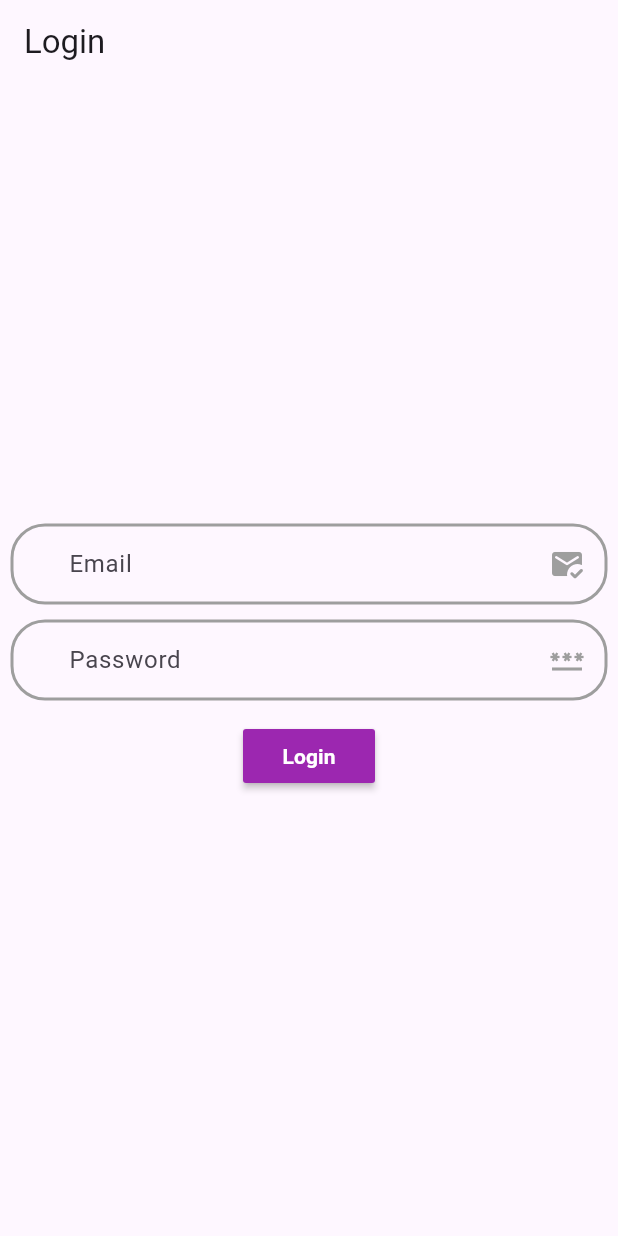
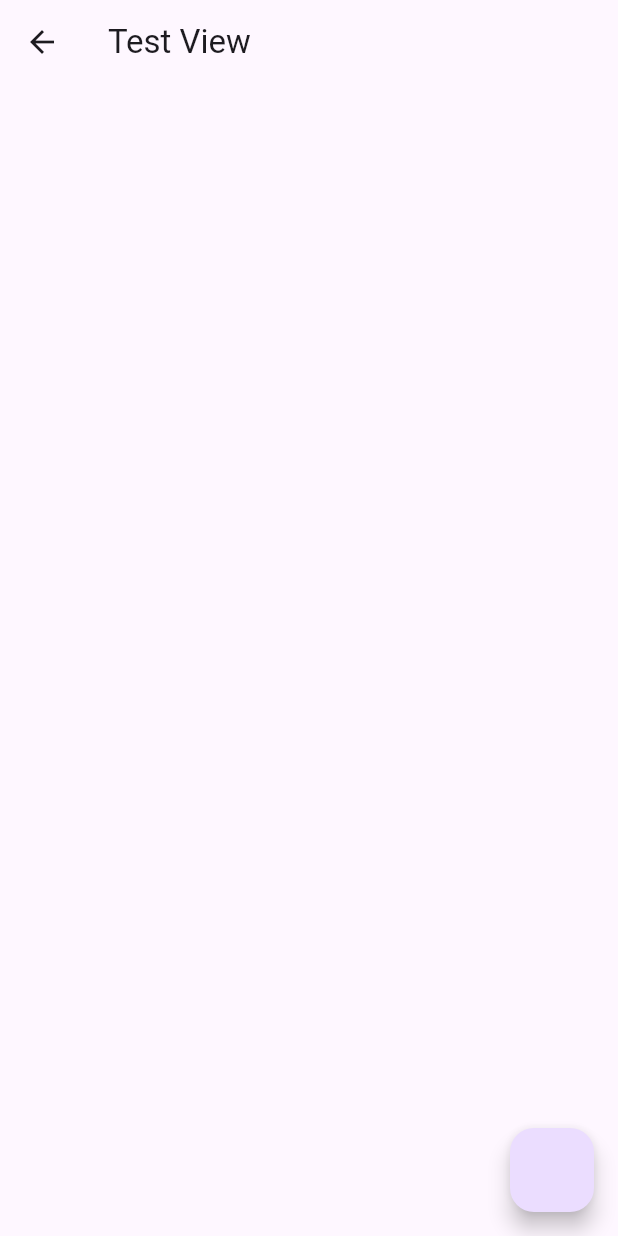
Before and after one commit to master-abhay/Bloc-Tutorial, a Flutter app: the screen it shows after launch, on a phone screen of 412 x 824 dp. Run offline on Flutter 3.47's test engine with Material 3 defaults, Android fonts, the light colour scheme and no system bars; our stand-ins replace bloc, dio, equatable, flutter_bloc, freezed_annotation, google_fonts and 2 more.

```diff
--- /dev/null
+++ b/lib/core/services/navigation_services/navigation_services.dart
@@ -0,0 +1,44 @@
+import 'package:flutter/cupertino.dart';
+import 'package:flutter/material.dart';
+
+class NavigationServices {
+  /// private constructor of navigation service
+  NavigationServices._privateConstructor();
+
+  static final NavigationServices _instance = NavigationServices._privateConstructor();
+
+  // Getter to access the singleton instance
+  static NavigationServices get instance => _instance;
+
+  // GlobalKey for navigation state
+  final GlobalKey<NavigatorState> navigationStateKey = GlobalKey<NavigatorState>();
+
+  void push({required Route route}) {
+    navigationStateKey.currentState?.push(route);
+  }
+
+  void pushReplacement({required Route route}) {
+    navigationStateKey.currentState?.pushReplacement(route);
+  }
+
+  void pushNamed({required String route, Object? arguments}) {
+    navigationStateKey.currentState?.pushNamed(route, arguments: arguments);
+  }
+
+  void pushReplacementNamed({required String route, Object? arguments}) {
+    navigationStateKey.currentState?.pushReplacementNamed(route, arguments: arguments);
+  }
+
+  Object? goBack({Object? object}) {
+    if (navigationStateKey.currentState!.canPop() == true) {
+      navigationStateKey.currentState?.pop(object);
+    } else {
+      debugPrint("Cannot go back :(");
+    }
+    return null;
+  }
+
+  void goBackUntilFirstScreen() {
+    navigationStateKey.currentState?.popUntil((route) => route.isFirst);
+  }
+}
--- /dev/null
+++ b/lib/core/services/navigation_services/route_names.dart
@@ -0,0 +1,4 @@
+class RouteNames {
+  static const String testView = "/testView";
+  static const String loginView = "/loginView";
+}
--- /dev/null
+++ b/lib/core/services/navigation_services/routes.dart
@@ -0,0 +1,39 @@
+import 'package:bloc_tutorial/core/services/navigation_services/route_names.dart';
+import 'package:flutter/cupertino.dart';
+import 'package:flutter/material.dart';
+
+import '../../../ui/views_barrel.dart';
+
+class Routes {
+
+  static Route<dynamic> onGenerateRoute(RouteSettings settings) {
+    switch (settings.name) {
+      case RouteNames.testView:
+        return _customRoute(widget:  const TestView(), /// passing arguments of object to next screen.
+        );
+      case RouteNames.loginView:
+        return _customRoute(widget: const LoginView());
+      default:
+        return _customRoute(
+          widget: const Scaffold(
+            body: Center(
+              child: Text(
+                "Oops! The page you're looking for doesn't exist.",
+                textAlign: TextAlign.center,
+                style: TextStyle(
+                  fontSize: 18,
+                  fontWeight: FontWeight.w500,
+                  color: Colors.grey,
+                ),
+              ),
+            ),
+          ),
+        );
+    }
+  }
+
+  /// custom route
+  static Route _customRoute({required Widget widget}) {
+    return CupertinoPageRoute(builder: (_) => widget);
+  }
+}
--- a/lib/main.dart
+++ b/lib/main.dart
@@ -4,7 +4,10 @@ import 'package:bloc_tutorial/bloc/image_picker/image_picker_bloc.dart';
 import 'package:bloc_tutorial/bloc/posts_(API_s)/posts_bloc.dart';
 import 'package:bloc_tutorial/bloc/switch_and_slider/switch_bloc.dart';
 import 'package:bloc_tutorial/bloc/todo/todo_bloc.dart';
+import 'package:bloc_tutorial/core/services/navigation_services/navigation_services.dart';
+import 'package:bloc_tutorial/core/services/navigation_services/route_names.dart';
 import 'package:bloc_tutorial/repository/repository.dart';
+import 'package:bloc_tutorial/test.dart';
 import 'package:bloc_tutorial/ui/counter_example/counter_view.dart';
 import 'package:bloc_tutorial/ui/favourite_items_example/favourite_items_view.dart';
 import 'package:bloc_tutorial/ui/image_picker_example/image_picker_view.dart';
@@ -13,6 +16,8 @@ import 'package:bloc_tutorial/ui/posts_(API_s)_example/posts_view.dart';
 import 'package:bloc_tutorial/ui/todo_example/todo_view.dart';
 import 'package:flutter/material.dart';
 import 'package:flutter_bloc/flutter_bloc.dart';
+
+import 'core/services/navigation_services/routes.dart';
 
 void main() {
   runApp(const MyApp());
@@ -35,6 +40,7 @@ class MyApp extends StatelessWidget {
         ),
       ],
       child: MaterialApp(
+        navigatorKey: NavigationServices.instance.navigationStateKey,
         title: 'Bloc Tutorial',
         // themeMode: ThemeMode.dark,
         theme: ThemeData(
@@ -42,7 +48,11 @@ class MyApp extends StatelessWidget {
           useMaterial3: true,
           // brightness: Brightness.dark
         ),
-        home: const LoginView(),
+        initialRoute: RouteNames.testView,
+        onGenerateRoute: Routes.onGenerateRoute,
+
+        // home: const TestView(),
+        // home: const LoginView(),
         // home: const PostsView(),
         // home: const FavouriteItemsView(),
         // home: const TodoView(),
--- /dev/null
+++ b/lib/models/freezed_example/user_model.dart
@@ -0,0 +1,56 @@
+import 'package:freezed_annotation/freezed_annotation.dart';
+
+part 'user_model.freezed.dart';
+part 'user_model.g.dart';
+
+@freezed
+abstract class UserModel with _$UserModel {
+   factory UserModel({
+    @Default(0) @JsonKey(name:'id') int id,
+    @Default('') @JsonKey(name:'name') String name,
+    @Default('') @JsonKey(name:'username') String username,
+    @Default('') @JsonKey(name:'email') String email,
+    @Default('') @JsonKey(name:'phone') String phone,
+    @Default('') @JsonKey(name:'website') String website,
+     @Default(AddressModel()) @JsonKey(name:'address') AddressModel address,
+     @Default(CompanyModel()) @JsonKey(name: 'company') CompanyModel company,
+
+   }) = _UserModel;
+
+  factory UserModel.fromJson(Map<String, dynamic> json) => _$UserModelFromJson(json);
+}
+
+@freezed
+abstract class AddressModel with _$AddressModel {
+  const factory AddressModel({
+    @Default('') @JsonKey(name: 'street') String street,
+    @Default('') @JsonKey(name: 'suite') String suite,
+    @Default('') @JsonKey(name: 'city') String city,
+    @Default('') @JsonKey(name: 'zipcode') String zipcode,
+    @Default(GeoModel()) @JsonKey(name: 'geo') GeoModel geo,
+  }) = _AddressModel;
+
+  factory AddressModel.fromJson(Map<String, dynamic> json) => _$AddressModelFromJson(json);
+}
+
+@freezed
+abstract class GeoModel with _$GeoModel {
+  const factory GeoModel({
+    @Default('') @JsonKey(name: 'lat') String lat,
+    @Default('') @JsonKey(name: 'lng') String lng,
+  }) = _GeoModel;
+
+  factory GeoModel.fromJson(Map<String, dynamic> json) => _$GeoModelFromJson(json);
+}
+
+
+@freezed
+abstract class CompanyModel with _$CompanyModel {
+  const factory CompanyModel({
+    @Default('') @JsonKey(name: 'name') String name,
+    @Default('') @JsonKey(name: 'catchPhrase') String catchPhrase,
+    @Default('') @JsonKey(name: 'bs') String bs,
+  }) = _CompanyModel;
+
+  factory CompanyModel.fromJson(Map<String, dynamic> json) => _$CompanyModelFromJson(json);
+}
--- /dev/null
+++ b/lib/test.dart
@@ -0,0 +1,64 @@
+import 'package:bloc_tutorial/core/services/navigation_services/navigation_services.dart';
+import 'package:bloc_tutorial/core/services/navigation_services/route_names.dart';
+import 'package:bloc_tutorial/models/freezed_example/user_model.dart';
+import 'package:flutter/material.dart';
+
+import 'core/services/navigation_services/routes.dart';
+
+class TestView extends StatefulWidget {
+  const TestView({super.key});
+
+  @override
+  State<TestView> createState() => _TestViewState();
+}
+
+class _TestViewState extends State<TestView> {
+
+  final userModelJson =   {
+    "id": 1,
+    "name": 'Abhay Kumar',
+    "username": "Bret",
+    "email": "Sincere@april.biz",
+    "address": {
+      "street": "Kulas Light",
+      "suite": "Apt. 556",
+      "city": "Gwenborough",
+      "zipcode": "92998-3874",
+      "geo": {
+        "lat": "-37.3159",
+        "lng": "81.1496"
+      }
+    },
+    "phone": "1-770-736-8031 x56442",
+    "website": "hildegard.org",
+    "company": {
+      "name": "Romaguera-Crona",
+      "catchPhrase": "Multi-layered client-server neural-net",
+      "bs": "harness real-time e-markets"
+    }
+  };
+
+  @override
+  Widget build(BuildContext context) {
+    return Scaffold(
+      appBar: AppBar(title: const Text("Test View"),),
+      floatingActionButton: FloatingActionButton(onPressed: (){
+
+        NavigationServices.instance.pushNamed(route: RouteNames.loginView);
+
+
+        // final personModel = UserModel.fromJson(userModelJson);
+        //
+        // print("Id: ${personModel.id}");
+        // print("Address: ${personModel.address.geo.lat}");
+
+
+
+
+
+
+
+      },),
+    );
+  }
+}
--- a/lib/ui/login/login_view.dart
+++ b/lib/ui/login/login_view.dart
@@ -44,7 +44,7 @@ class _LoginViewState extends State<LoginView> {
       create: (_) => _loginBloc,
       child: Scaffold(
         appBar: AppBar(
-          title: const Text("Login"),
+          title:  const Text("Login View"),
         ),
         body: _buildUi(context),
       ),
--- /dev/null
+++ b/lib/ui/views_barrel.dart
@@ -0,0 +1,3 @@
+export 'counter_example/counter_view.dart';
+export 'login/login_view.dart';
+export '/test.dart';
--- a/pubspec.yaml
+++ b/pubspec.yaml
@@ -42,6 +42,8 @@ dependencies:
   dio:
   logger:
   google_fonts:
+  freezed_annotation: ^3.0.0
+  json_annotation: ^4.9.0
 
 dev_dependencies:
   flutter_test:
@@ -53,6 +55,9 @@ dev_dependencies:
   # package. See that file for information about deactivating specific lint
   # rules and activating additional ones.
   flutter_lints: ^4.0.0
+  build_runner: ^2.4.15
+  freezed: ^3.0.4
+  json_serializable: ^6.9.4
 
 # For information on the generic Dart part of this file, see the
 # following page: https://dart.dev/tools/pub/pubspec
```
Also changed, not shown: lib/models/freezed_example/user_model.freezed.dart (added), lib/models/freezed_example/user_model.g.dart (added), pubspec.lock, 5 other files.
